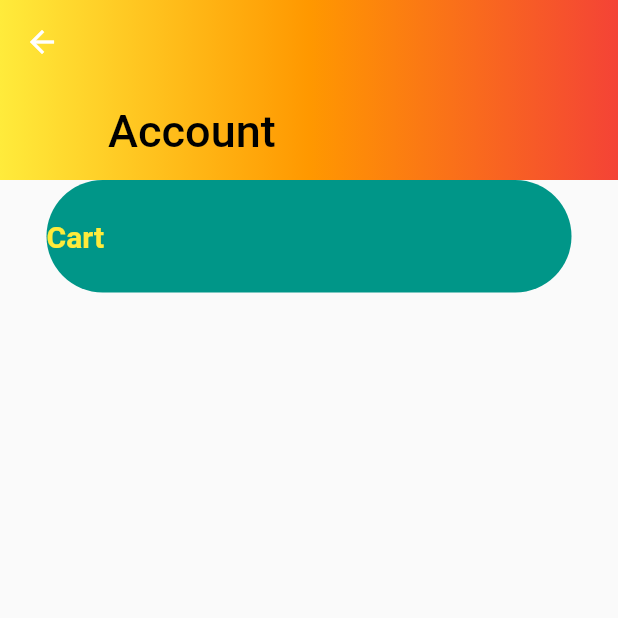
After one commit to fluttberry/shopify_app, a Flutter app: the ProfileScreen screen opened directly, on a phone screen of 412 x 824 dp, the top half of it. The commit adds this screen. Run offline on Flutter 3.47's test engine with Material 2 defaults, Android fonts, the phone set to English and light mode, and no system bars.

Commit message:
profile screen works

```diff
--- a/lib/app/constants/colors/app_colors.dart
+++ b/lib/app/constants/colors/app_colors.dart
@@ -9,4 +9,6 @@ class AppColors {
   static const red = Colors.red;
   static const grey = Colors.grey;
   static const brown = Colors.brown;
+  static const orange = Colors.orange;
+  static const teal = Colors.teal;
 }
--- a/lib/app/constants/presentation/main_screen/customer_screen.dart
+++ b/lib/app/constants/presentation/main_screen/customer_screen.dart
@@ -2,6 +2,7 @@ import 'package:flutter/material.dart';
 import 'package:shopify_app/app/constants/colors/app_colors.dart';
 import 'package:shopify_app/app/constants/presentation/main_screen/category_screen.dart';
 import 'package:shopify_app/app/constants/presentation/main_screen/home_screen.dart';
+import 'package:shopify_app/app/constants/presentation/main_screen/profile_screen.dart';
 
 class CustomerScreen extends StatefulWidget {
   const CustomerScreen({super.key});
@@ -17,9 +18,7 @@ class _CustomerScreenState extends State<CustomerScreen> {
     const CategoryScreen(),
     const Center(child: Text('Home screen')),
     const Center(child: Text('Category screen')),
-    const Center(child: Text('Stores screen')),
-    const Center(child: Text('Cart screen')),
-    const Center(child: Text('Profile screen')),
+    const ProfileScreen(),
   ];
   @override
   Widget build(BuildContext context) {
--- /dev/null
+++ b/lib/app/constants/presentation/main_screen/profile_screen.dart
@@ -0,0 +1,78 @@
+import 'package:flutter/material.dart';
+
+import 'package:shopify_app/app/constants/colors/app_colors.dart';
+
+class ProfileScreen extends StatefulWidget {
+  const ProfileScreen({super.key});
+
+  @override
+  State<ProfileScreen> createState() => _ProfileScreenState();
+}
+
+class _ProfileScreenState extends State<ProfileScreen> {
+  @override
+  Widget build(BuildContext context) {
+    return Scaffold(
+      body: CustomScrollView(
+        slivers: [
+          SliverAppBar(
+            elevation: 0,
+            centerTitle: true,
+            backgroundColor: AppColors.white,
+            expandedHeight: 120,
+            flexibleSpace: LayoutBuilder(builder: (context, constraint) {
+              return FlexibleSpaceBar(
+                title: AnimatedOpacity(
+                  opacity: constraint.biggest.height <= 120 ? 1 : 0,
+                  duration: const Duration(
+                    milliseconds: 500,
+                  ),
+                  child: const Text(
+                    'Account',
+                    style: TextStyle(
+                      color: AppColors.black,
+                    ),
+                  ),
+                ),
+                background: Container(
+                  decoration: const BoxDecoration(
+                      gradient: LinearGradient(colors: [
+                    AppColors.yellow,
+                    AppColors.orange,
+                    AppColors.red,
+                  ])),
+                ),
+              );
+            }),
+          ),
+          SliverToBoxAdapter(
+            child: Column(
+              children: [
+                Container(
+                  height: 75,
+                  width: 350,
+                  decoration: BoxDecoration(
+                    color: AppColors.teal,
+                    borderRadius: BorderRadius.circular(50),
+                  ),
+                  child: Row(
+                    children: const [
+                      Text(
+                        'Cart',
+                        style: TextStyle(
+                          color: AppColors.yellow,
+                          fontSize: 20,
+                          fontWeight: FontWeight.bold,
+                        ),
+                      ),
+                    ],
+                  ),
+                ),
+              ],
+            ),
+          )
+        ],
+      ),
+    );
+  }
+}
--- a/lib/app/constants/presentation/widgets/category_widgets/slider_widget.dart
+++ b/lib/app/constants/presentation/widgets/category_widgets/slider_widget.dart
@@ -1,7 +1,6 @@
 import 'package:flutter/material.dart';
 import 'package:shopify_app/app/constants/colors/app_colors.dart';
 import 'package:shopify_app/app/constants/text_styles/app_text_styles.dart';
-import 'package:shopify_app/app/utilities/categ_list.dart';
 
 class SliderWidget extends StatelessWidget {
   const SliderWidget({
```
